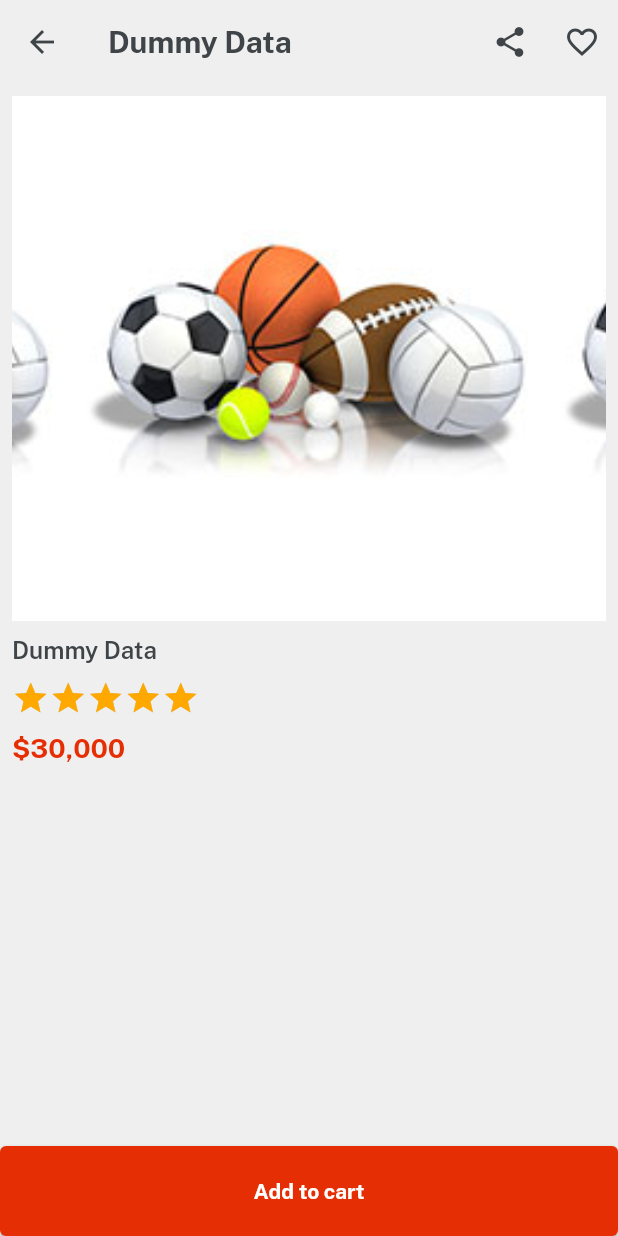
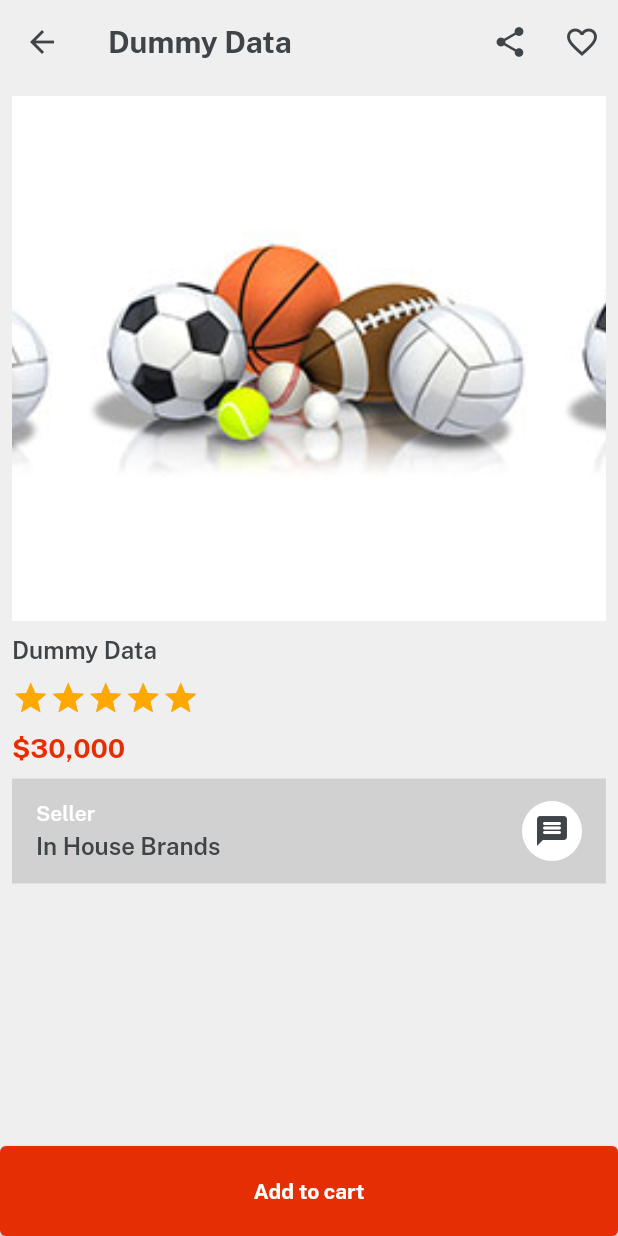
Before and after one commit to fahadmirfa/mirfa_store, a Flutter app: the ItemsDetail screen opened directly, on a phone screen of 412 x 824 dp. Run offline on Flutter 3.47's test engine with Material 2 defaults, Android fonts, the phone set to English and light mode, and no system bars; drawn by our look-alikes of velocity_x; our stand-ins replace get.

Commit message:
little bit change in my firs commit version:1.0.0

```diff
--- a/lib/views/categories/items_details.dart
+++ b/lib/views/categories/items_details.dart
@@ -25,7 +25,6 @@ class ItemsDetail extends StatelessWidget {
         ],
       ),
       body: Column(
-
         children: [
           Expanded(
             child: Padding(
@@ -34,33 +33,74 @@ class ItemsDetail extends StatelessWidget {
                 child: Column(
                   crossAxisAlignment: CrossAxisAlignment.start,
                   children: [
-VxSwiper.builder(
-    autoPlay: true,
-    aspectRatio: 16/9,
-    height: 350,
-
-    itemCount: 3,
-
-    itemBuilder: (context,index){
-  return Image.asset(imgFc5,width: double.infinity,fit: BoxFit.cover,);
-}),
-
+                    VxSwiper.builder(
+                        autoPlay: true,
+                        aspectRatio: 16 / 9,
+                        height: 350,
+                        itemCount: 3,
+                        itemBuilder: (context, index) {
+                          return Image.asset(
+                            imgFc5,
+                            width: double.infinity,
+                            fit: BoxFit.cover,
+                          );
+                        }),
                     10.heightBox,
-                    title!.text.color(darkFontGrey).size(16).fontFamily(semibold).make(),
-
-
+                    title!.text
+                        .color(darkFontGrey)
+                        .size(16)
+                        .fontFamily(semibold)
+                        .make(),
                     10.heightBox,
-                    VxRating(onRatingUpdate: (Value){},
+                    VxRating(
+                      onRatingUpdate: (Value) {},
                       normalColor: textfieldGrey,
                       selectionColor: golden,
                       count: 5,
                       size: 25,
                       stepInt: true,
-
                     ),
-
                     10.heightBox,
-                    "\$30,000".text.color(redColor).fontFamily(bold).size(18).make(),
+                    "\$30,000"
+                        .text
+                        .color(redColor)
+                        .fontFamily(bold)
+                        .size(18)
+                        .make(),
+                    10.heightBox,
+                    Row(
+                      children: [
+                        Expanded(
+                            child: Column(
+                          mainAxisAlignment: MainAxisAlignment.center,
+                          crossAxisAlignment: CrossAxisAlignment.start,
+                          children: [
+                            "Seller".text.fontFamily(semibold).white.make(),
+                            5.heightBox,
+                            "In House Brands"
+                                .text
+                                .fontFamily(semibold)
+                                .size(16)
+                                .color(darkFontGrey)
+                                .make(),
+                          ],
+                        )),
+                        CircleAvatar(
+                          backgroundColor: whiteColor,
+                          child: Icon(
+                            Icons.message_rounded,
+                            color: darkFontGrey,
+                          ),
+                        ),
+                      ],
+                    )
+                        .box
+                        .height(70)
+                        .padding(
+                          EdgeInsets.symmetric(horizontal: 16),
+                        )
+                        .color(textfieldGrey)
+                        .make(),
                   ],
                 ),
               ),
@@ -69,11 +109,14 @@ VxSwiper.builder(
           SizedBox(
             width: double.infinity,
             height: 60,
-            child: TheButton(title: "Add to cart",color: redColor,textColor: whiteColor,onpress: (){}),
+            child: TheButton(
+                title: "Add to cart",
+                color: redColor,
+                textColor: whiteColor,
+                onpress: () {}),
           )
         ],
       ),
-
     );
   }
 }
```
